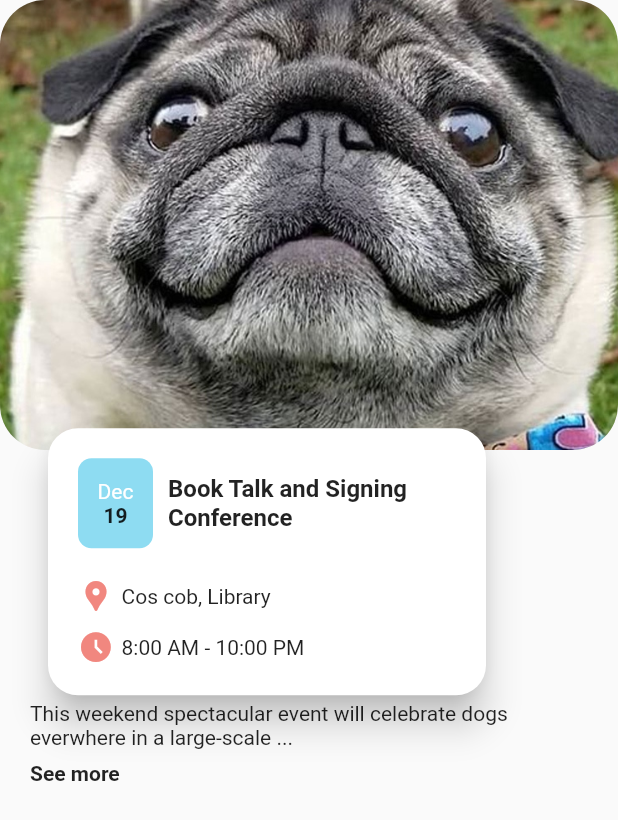
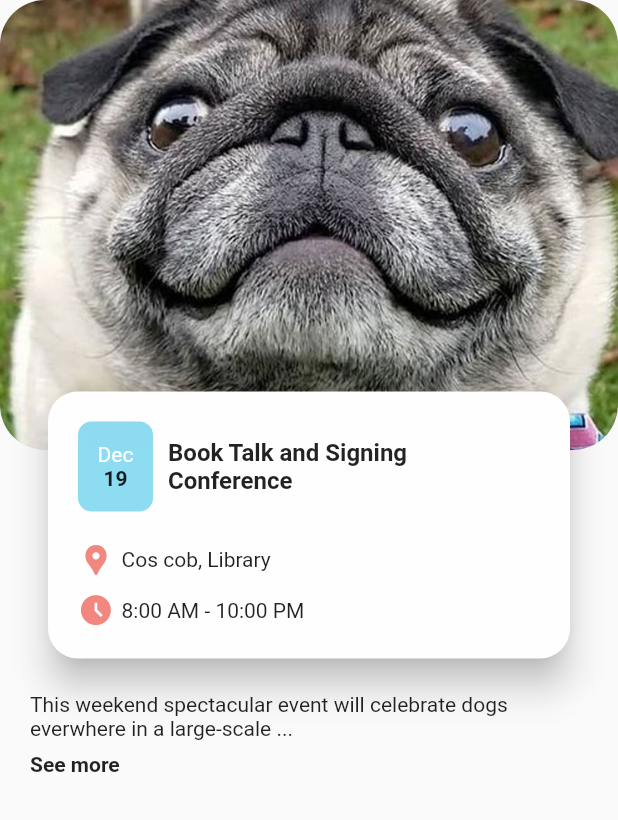
Before and after one commit to larsien/UIChallenge_event_ios_mobile_app_animation_by_ronasit, a Flutter app: the Page3 screen opened directly with empty values, on a phone screen of 412 x 824 dp. Shown: the top 820 px of the screen. Run offline on Flutter 3.47's test engine with Material 2 defaults, Android fonts, the light colour scheme and no system bars.

Commit message:
clean code

```diff
--- a/lib/page2.dart
+++ b/lib/page2.dart
@@ -31,10 +31,7 @@ class _Page2State extends State<Page2> with SingleTickerProviderStateMixin {
         .animate(CurvedAnimation(parent: controller, curve: Curves.elasticOut));
     controller.forward();
   }
-  // Widget ListItemAnimation(Animation<double> Widget child){
-  //   return
 
-  // }
   List<bool> boolList = [true, true, true];
   @override
   Widget build(BuildContext context) {
@@ -388,7 +385,9 @@ class _MenuBarState extends State<MenuBar> {
                   child: Container(
                       decoration: BoxDecoration(
                           borderRadius: BorderRadius.circular(17),
-                          color: isMenu1Selected ? Colors.white : Colors.blue),
+                          color: isMenu1Selected
+                              ? Colors.white
+                              : const Color.fromARGB(255, 2, 58, 105)),
                       child: Padding(
                           padding: const EdgeInsets.all(10),
                           child: Text('Organizers',
--- a/lib/page3.dart
+++ b/lib/page3.dart
@@ -11,10 +11,6 @@ class Page3 extends StatefulWidget {
 }
 
 class _Page3State extends State<Page3> with SingleTickerProviderStateMixin {
-  late Animation<double> calendarScaleAnimation;
-  late Animation<double>
-      gpsAnimation; //scale for icon and fade in for location text
-  late Animation<double> timerScaleAnimation;
   late Animation<Offset> mainBodySlideAnimation;
   late Animation<double> mainTimeFadeInAnimation;
   late AnimationController controller;
@@ -24,14 +20,8 @@ class _Page3State extends State<Page3> with SingleTickerProviderStateMixin {
     super.initState();
     controller =
         AnimationController(duration: const Duration(seconds: 2), vsync: this);
-    calendarScaleAnimation = Tween(begin: 0.0, end: 1.0).animate(
+    mainTimeFadeInAnimation = Tween(begin: 0.0, end: 1.0).animate(
         CurvedAnimation(
-            parent: controller,
-            curve: const Interval(0.0, 0.7, curve: Curves.ease)));
-    gpsAnimation = Tween(begin: 0.0, end: 1.0).animate(CurvedAnimation(
-        parent: controller,
-        curve: const Interval(0.25, 0.7, curve: Curves.ease)));
-    timerScaleAnimation = Tween(begin: 0.0, end: 1.0).animate(CurvedAnimation(
             parent: controller,
             curve: const Interval(0.5, 1.0, curve: Curves.ease)));
     mainBodySlideAnimation =
@@ -39,30 +29,41 @@ class _Page3State extends State<Page3> with SingleTickerProviderStateMixin {
             .animate(CurvedAnimation(
                 parent: controller,
                 curve: const Interval(0.5, 1.0, curve: Curves.ease)));
-    mainTimeFadeInAnimation = Tween(begin: 0.0, end: 1.0).animate(
-        CurvedAnimation(
-            parent: controller,
-            curve: const Interval(0.5, 1.0, curve: Curves.ease)));
+
     controller.forward();
   }
 
   @override
   Widget build(BuildContext context) {
     return Scaffold(
-      appBar: HeaderAppBar(
+        // appBar: HeaderAppBar(index: widget.index, controller: controller),
+        body: Column(
+      children: [
+        HeaderAppBar(index: widget.index, controller: controller),
+        SlideTransition(
+            position: mainBodySlideAnimation,
+            child: FadeTransition(
+              opacity: mainTimeFadeInAnimation,
+              child: Column(
+                children: [
+                  Positioned(
+                    top: 300,
+                    child: SlideTransition(
+                      position: mainBodySlideAnimation,
+                      child: BodyMainInfoWidget(
                         index: widget.index,
-        calendarScaleAnimation: calendarScaleAnimation,
-        gpsScaleAnimation: gpsAnimation,
-        timerScaleAnimation: timerScaleAnimation,
-        mainBodySlideAnimation: mainBodySlideAnimation,
-        mainTimeFadeInAnimation: mainTimeFadeInAnimation,
+                        controller: controller,
                       ),
-      body: DetailContent(
+                    ),
+                  ),
+                  DetailContent(
                     index: widget.index,
-        detailBodyFadeInAnimation: mainTimeFadeInAnimation,
-        detailBodySlideAnimation: mainBodySlideAnimation,
                   ),
-    );
+                ],
+              ),
+            )),
+      ],
+    ));
   }
 }
 
@@ -70,62 +71,76 @@ class DetailContent extends StatelessWidget {
   const DetailContent({
     super.key,
     required this.index,
-    required this.detailBodySlideAnimation,
-    required this.detailBodyFadeInAnimation,
   });
 
   final int index;
-  final Animation<Offset> detailBodySlideAnimation;
-  final Animation<double> detailBodyFadeInAnimation;
 
   @override
   Widget build(BuildContext context) {
-    return SlideTransition(
-      position: detailBodySlideAnimation,
-      child: FadeTransition(
-        opacity: detailBodyFadeInAnimation,
-        child: Padding(
+    return Padding(
       padding: const EdgeInsets.symmetric(horizontal: 20.0),
       child: Column(
         crossAxisAlignment: CrossAxisAlignment.start,
         mainAxisAlignment: MainAxisAlignment.start,
         children: [
           SizedBox(
-                  height: 40,
-                  child: Text(sampleContentList[index]["content"]!)),
+              height: 40, child: Text(sampleContentList[index]["content"]!)),
           const SizedBox(
               height: 20,
               child: Text("See more ",
                   style: TextStyle(fontWeight: FontWeight.bold))),
         ],
       ),
-        ),
-      ),
     );
   }
 }
 
-class BodyMainInfoWidget extends StatelessWidget {
+class BodyMainInfoWidget extends StatefulWidget {
   const BodyMainInfoWidget({
     super.key,
-    required this.calendarScaleAnimation,
-    required this.gpsScaleAnimation,
-    required this.timerScaleAnimation,
-    required this.mainFadeInAnimation,
     required this.index,
+    required this.controller,
   });
 
-  final Animation<double> calendarScaleAnimation;
-  final Animation<double> gpsScaleAnimation;
-  final Animation<double> timerScaleAnimation;
-  final Animation<double> mainFadeInAnimation;
   final int index;
+  final AnimationController controller;
+
+  @override
+  State<BodyMainInfoWidget> createState() => _BodyMainInfoWidgetState();
+}
+
+class _BodyMainInfoWidgetState extends State<BodyMainInfoWidget> {
+  late final Animation<double> calendarScaleAnimation;
+  late final Animation<double> gpsIconScaleAnimation;
+  late final Animation<double> timerScaleAnimation;
+  late final Animation<double> mainTimeFadeInAnimation;
+  late AnimationController controller;
+  @override
+  void initState() {
+    super.initState();
+    controller = widget.controller;
+    mainTimeFadeInAnimation = Tween(begin: 0.0, end: 1.0).animate(
+        CurvedAnimation(
+            parent: controller,
+            curve: const Interval(0.5, 1.0, curve: Curves.ease)));
+    calendarScaleAnimation = Tween(begin: 0.0, end: 1.0).animate(
+        CurvedAnimation(
+            parent: controller,
+            curve: const Interval(0.0, 0.7, curve: Curves.ease)));
+    gpsIconScaleAnimation = Tween(begin: 0.0, end: 1.0).animate(CurvedAnimation(
+        parent: controller,
+        curve: const Interval(0.25, 0.7, curve: Curves.ease)));
+    timerScaleAnimation = Tween(begin: 0.0, end: 1.0).animate(CurvedAnimation(
+        parent: controller,
+        curve: const Interval(0.5, 1.0, curve: Curves.ease)));
+  }
+
   @override
   Widget build(BuildContext context) {
     return Padding(
       padding: const EdgeInsets.symmetric(horizontal: 28.0),
       child: Hero(
-        tag: "content$index",
+        tag: "content${widget.index}",
         child: Card(
           elevation: 10,
           shape: const RoundedRectangleBorder(
@@ -144,7 +159,7 @@ class BodyMainInfoWidget extends StatelessWidget {
                     const SizedBox(width: 10),
                     SizedBox(
                       width: 192,
-                      child: Text(sampleContentList[index]["title"]!,
+                      child: Text(sampleContentList[widget.index]["title"]!,
                           maxLines: 2,
                           style: const TextStyle(
                               fontSize: 16, fontWeight: FontWeight.bold)),
@@ -157,15 +172,16 @@ class BodyMainInfoWidget extends StatelessWidget {
                 Row(
                   children: [
                     ScaleTransition(
-                        scale: gpsScaleAnimation,
+                        scale: gpsIconScaleAnimation,
                         child: const Icon(
                           Icons.location_pin,
                           color: Color(primaryRedColor),
                         )),
                     const SizedBox(width: 5),
                     FadeTransition(
-                        opacity: gpsScaleAnimation,
-                        child: Text(sampleContentList[index]["location"]!))
+                        opacity: gpsIconScaleAnimation,
+                        child:
+                            Text(sampleContentList[widget.index]["location"]!))
                   ],
                 ),
                 const SizedBox(
@@ -182,7 +198,7 @@ class BodyMainInfoWidget extends StatelessWidget {
                         )),
                     const SizedBox(width: 5),
                     FadeTransition(
-                        opacity: mainFadeInAnimation,
+                        opacity: timerScaleAnimation,
                         child: const Text("8:00 AM - 10:00 PM"))
                   ],
                 ),
@@ -195,31 +211,37 @@ class BodyMainInfoWidget extends StatelessWidget {
   }
 }
 
-class HeaderAppBar extends StatelessWidget with PreferredSizeWidget {
+class HeaderAppBar extends StatefulWidget with PreferredSizeWidget {
   const HeaderAppBar(
-      {super.key,
-      required this.index,
-      required this.calendarScaleAnimation,
-      required this.gpsScaleAnimation,
-      required this.timerScaleAnimation,
-      required this.mainBodySlideAnimation,
-      required this.mainTimeFadeInAnimation});
-  final Animation<double> calendarScaleAnimation;
-  final Animation<double> gpsScaleAnimation;
-  final Animation<double> timerScaleAnimation;
-  final Animation<Offset> mainBodySlideAnimation;
-  final Animation<double> mainTimeFadeInAnimation;
+      {super.key, required this.index, required this.controller});
 
   final int index;
+  final AnimationController controller;
+
+  @override
+  State<HeaderAppBar> createState() => _HeaderAppBarState();
+  @override
+  Size get preferredSize => const Size(500, 300);
+}
+
+class _HeaderAppBarState extends State<HeaderAppBar> {
+  late final Animation<Offset> headerBodySlideAnimation;
+
+  @override
+  void initState() {
+    headerBodySlideAnimation =
+        Tween<Offset>(begin: const Offset(0, 0), end: const Offset(0, -0.1))
+            .animate(CurvedAnimation(
+                parent: widget.controller,
+                curve: const Interval(0.5, 1.0, curve: Curves.ease)));
+
+    super.initState();
+  }
 
   @override
   Widget build(BuildContext context) {
-    return SizedBox(
-      height: 500,
-      child: Stack(
-        children: [
-          Hero(
-              tag: "test$index",
+    return Hero(
+        tag: "test${widget.index}",
         child: Container(
           height: 300,
           decoration: const BoxDecoration(
@@ -231,24 +253,6 @@ class HeaderAppBar extends StatelessWidget with PreferredSizeWidget {
               borderRadius: BorderRadius.all(
                 Radius.circular(30),
               )),
-              )),
-          Positioned(
-            top: 300,
-            child: SlideTransition(
-              position: mainBodySlideAnimation,
-              child: BodyMainInfoWidget(
-                  index: index,
-                  calendarScaleAnimation: calendarScaleAnimation,
-                  gpsScaleAnimation: gpsScaleAnimation,
-                  timerScaleAnimation: timerScaleAnimation,
-                  mainFadeInAnimation: mainTimeFadeInAnimation),
-            ),
-          ),
-        ],
-      ),
-    );
+        ));
   }
-
-  @override
-  Size get preferredSize => const Size(500, 500);
 }
```
Lines whose indentation alone changed are shown as unchanged.
